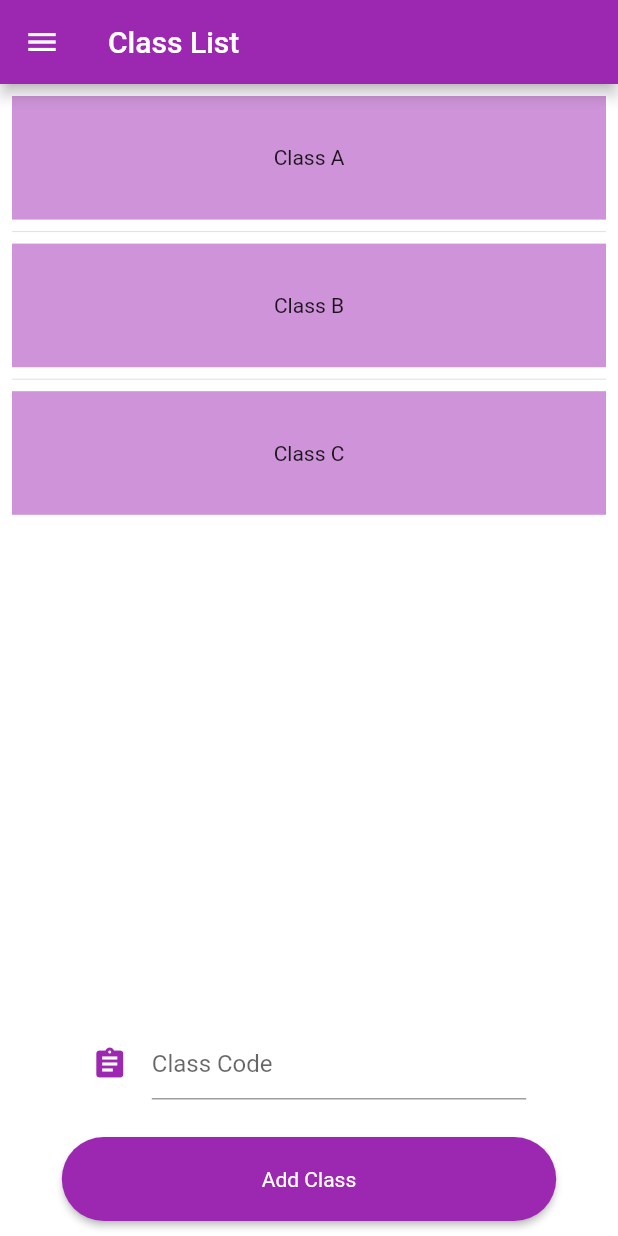
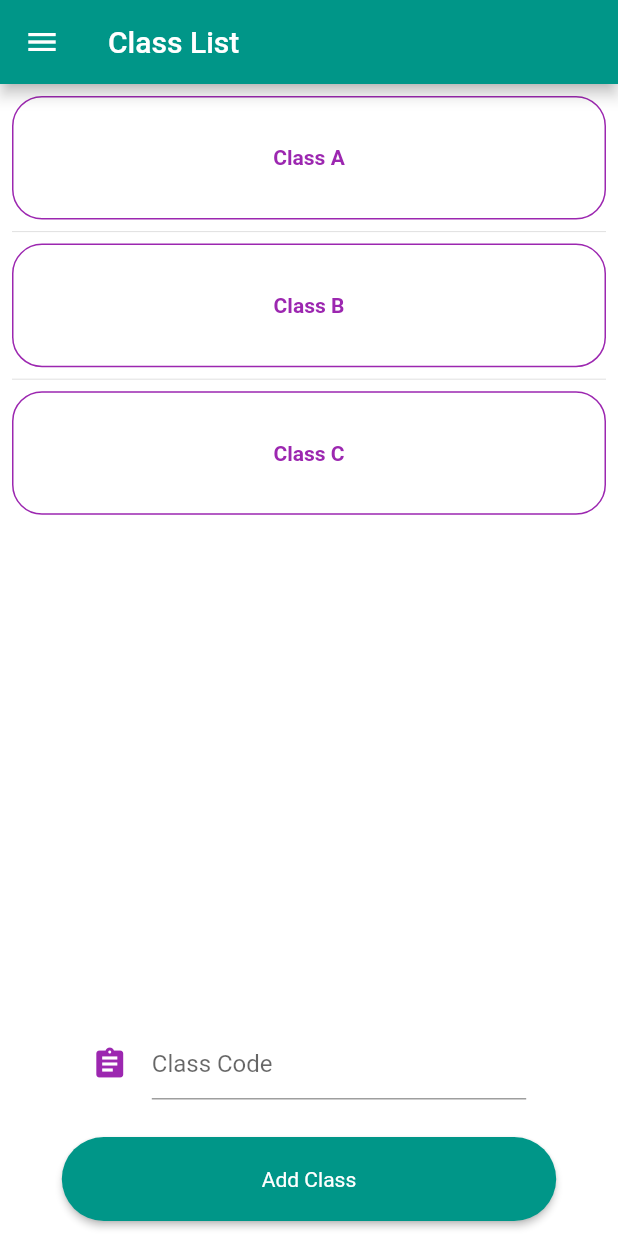
Before and after one commit to StefanTanaskovic/MathWiz, a Flutter app: the ClassListScreen screen opened directly, on a phone screen of 412 x 824 dp. Run offline on Flutter 3.47's test engine with Material 2 defaults, Android fonts, the phone set to English and light mode, and no system bars; our stand-ins replace carousel_slider.

Commit message:
New Color Scheme

```diff
--- a/mathwiz_app/lib/main.dart
+++ b/mathwiz_app/lib/main.dart
@@ -1,5 +1,4 @@
 import 'package:flutter/material.dart';
-import 'package:mathwiz_app/views/drafts/view_drafts.dart';
 import 'package:mathwiz_app/views/welcome_screen.dart';
 
 import 'constants.dart';
--- a/mathwiz_app/lib/views/class_list/class_list_screen.dart
+++ b/mathwiz_app/lib/views/class_list/class_list_screen.dart
@@ -15,7 +15,7 @@ class ClassListScreen extends StatelessWidget {
       appBar: AppBar(
         leading: Icon(Icons.menu),
         title: Text('Class List'),
-        backgroundColor: kPrimaryColor,
+        backgroundColor: Colors.teal,
       ),
       body: SafeArea(
           child: Column(children: <Widget>[
@@ -25,9 +25,20 @@ class ClassListScreen extends StatelessWidget {
             itemCount: classList.length,
             itemBuilder: (BuildContext context, int index) {
               return Container(
+                decoration: BoxDecoration(
+                  border: Border.all(
+                    color: kPrimaryColor,
+                  ),
+                  color: Colors.white,
+                  borderRadius: BorderRadius.all(Radius.circular(20)),
+                ),
                 height: size.height * 0.1,
-                color: kSecondaryColor,
-                child: Center(child: Text('${classList[index]}')),
+                child: Center(
+                    child: Text(
+                  '${classList[index]}',
+                  style: TextStyle(
+                      color: kPrimaryColor, fontWeight: FontWeight.bold),
+                )),
               );
             },
             separatorBuilder: (BuildContext context, int index) =>
@@ -40,7 +51,7 @@ class ClassListScreen extends StatelessWidget {
         ),
         BoxButton(
           text: "Add Class",
-          color: kPrimaryColor,
+          color: Colors.teal,
           press: () {
             Navigator.push(
               context,
--- a/mathwiz_app/lib/views/welcome_screen.dart
+++ b/mathwiz_app/lib/views/welcome_screen.dart
@@ -1,4 +1,5 @@
 import 'package:flutter/material.dart';
+import 'package:mathwiz_app/views/class_list/class_list_screen.dart';
 import 'package:mathwiz_app/widgets/box_button.dart';
 
 import '../constants.dart';
@@ -40,7 +41,7 @@ class WelcomeScreen extends StatelessWidget {
                   context,
                   MaterialPageRoute(
                     builder: (context) {
-                      return HomepageStudentScreen();
+                      return LoginScreen();
                     },
                   ),
                 );
```
